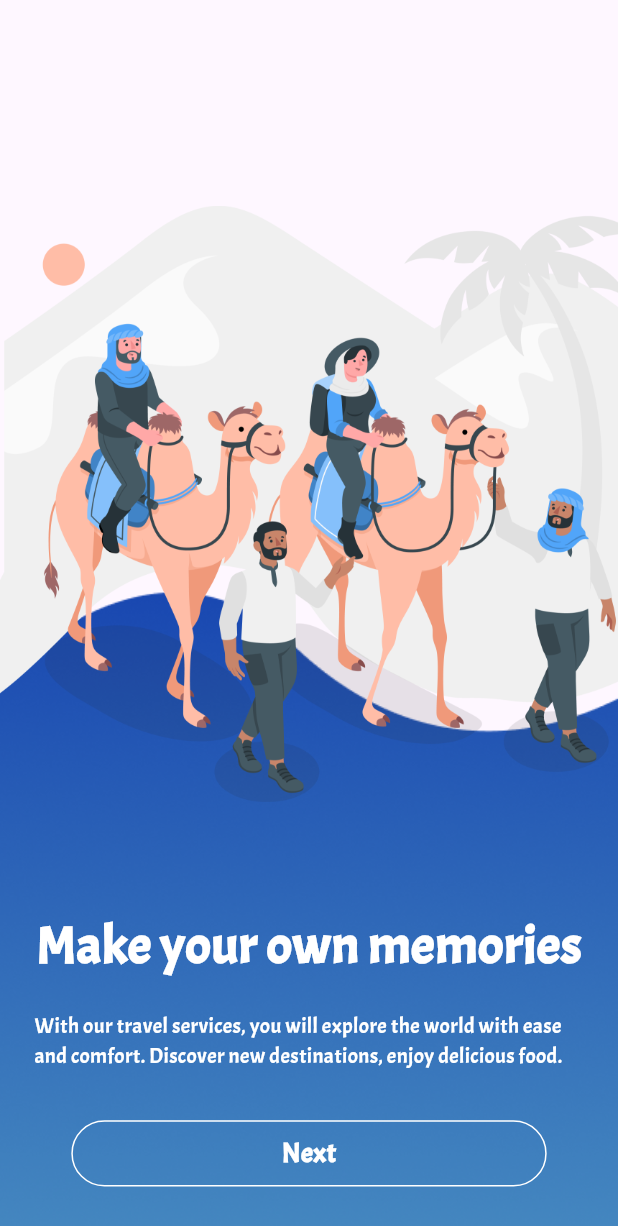
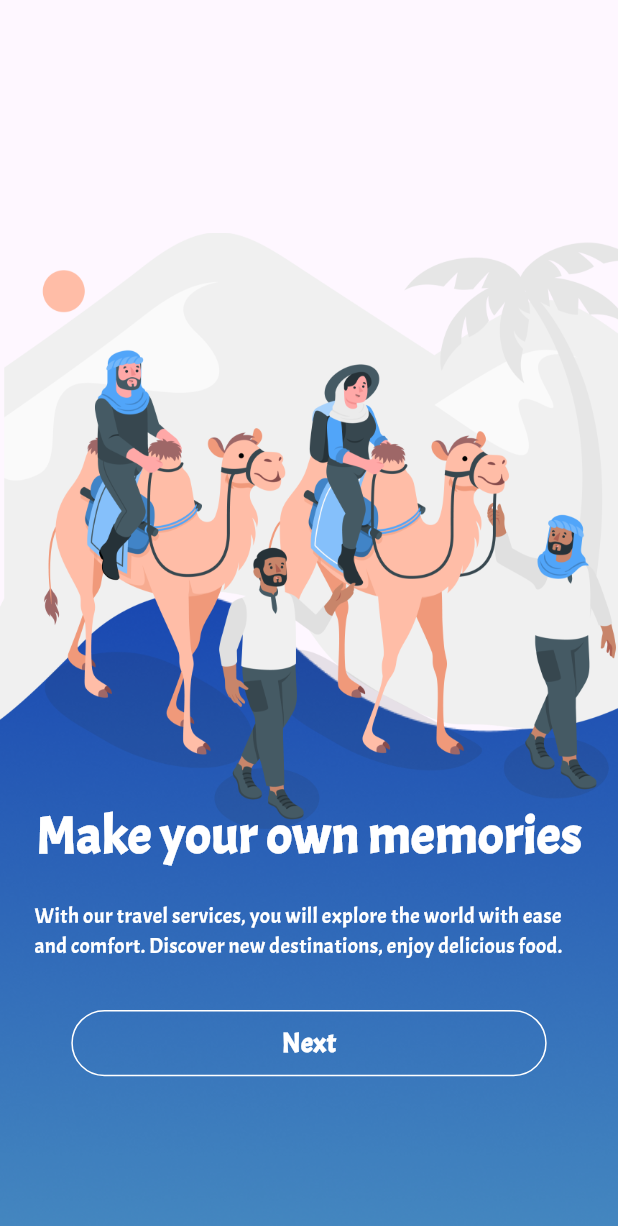
Before and after one commit to MrMeligy/JourniJots-main, a Flutter app: the screen it shows after launch, after a tap on "Next", on a phone screen of 412 x 824 dp. Shown: the top 1226 px of the screen. Run offline on Flutter 3.47's test engine with Material 3 defaults, Android fonts, the light colour scheme and no system bars; our stand-ins replace flutter_screenutil, flutter_svg.

Commit message:
add onboarding animation

```diff
--- a/lib/core/routes/app_routing.dart
+++ b/lib/core/routes/app_routing.dart
@@ -1,6 +1,5 @@
 import 'package:flutter/material.dart';
 import 'package:journijots/core/routes/routes.dart';
-import 'package:journijots/core/utils/shared_screen/shared_screen.dart';
 import 'package:journijots/features/auth/presentation/screens/login_screen.dart';
 import 'package:journijots/features/auth/presentation/screens/sign_up_screen.dart';
 import 'package:journijots/features/explore/presentation/screens/explore_screen.dart';
--- a/lib/core/utils/text_styles.dart
+++ b/lib/core/utils/text_styles.dart
@@ -10,7 +10,7 @@ class TextStyles {
   );
   static TextStyle font16Blue = TextStyle(
     fontSize: 16.sp,
-    color: const Color(0xff2052B3),
+    color: kprimarycolor,
   );
   static TextStyle font40WhiteBold = TextStyle(
     fontSize: 40.sp,
--- a/lib/features/onboarding/presentation/screens/onboarding1.dart
+++ b/lib/features/onboarding/presentation/screens/onboarding1.dart
@@ -1,5 +1,6 @@
 import 'package:flutter/material.dart';
 import 'package:journijots/features/onboarding/presentation/screens/widgets/onboarding1_body.dart';
+import 'package:journijots/features/onboarding/presentation/screens/widgets/tween_animated_amico.dart';
 
 class Onboarding1 extends StatelessWidget {
   const Onboarding1({super.key});
@@ -18,20 +19,22 @@ class Onboarding1 extends StatelessWidget {
                 top: 0,
                 left: 0,
                 right: 0,
-                child: Image.asset(
-                  'assets/images/Rectangle 27.png',
-                  fit: BoxFit.cover,
+                child: Hero(
+                  tag: 'bgonb',
+                  child: Image.asset(
+                    'assets/images/Rectangle 27.png',
+                    fit: BoxFit.cover,
+                  ),
                 ),
               ),
 
               // Amico Image
               Positioned(
-                top: height / 6,
+                top: height / 8,
                 left: 0,
                 right: 0,
-                child: Image.asset(
-                  'assets/images/amico.png',
-                  width: double.infinity,
+                child: const TweenAnimatedAmico(
+                  imageUrl: 'assets/images/amico.png',
                 ),
               ),
 
--- a/lib/features/onboarding/presentation/screens/onboarding2.dart
+++ b/lib/features/onboarding/presentation/screens/onboarding2.dart
@@ -1,6 +1,7 @@
 import 'package:flutter/material.dart';
 import 'package:flutter_screenutil/flutter_screenutil.dart';
 import 'package:journijots/features/onboarding/presentation/screens/widgets/onboarding2_body.dart';
+import 'package:journijots/features/onboarding/presentation/screens/widgets/tween_animated_amico.dart';
 
 class Onboarding2 extends StatelessWidget {
   const Onboarding2({super.key});
@@ -20,9 +21,12 @@ class Onboarding2 extends StatelessWidget {
                 bottom: -60.h,
                 left: 0,
                 right: 0,
-                child: Image.asset(
-                  'assets/images/Rectangle 27_2.png',
-                  fit: BoxFit.cover,
+                child: Hero(
+                  tag: 'bgonb',
+                  child: Image.asset(
+                    'assets/images/Rectangle 27_2.png',
+                    fit: BoxFit.cover,
+                  ),
                 ),
               ),
 
@@ -31,9 +35,8 @@ class Onboarding2 extends StatelessWidget {
                 top: height / 6,
                 left: 0,
                 right: 0,
-                child: Image.asset(
-                  'assets/images/amico2.png',
-                  width: double.infinity,
+                child: const TweenAnimatedAmico(
+                  imageUrl: 'assets/images/amico2.png',
                 ),
               ),
               const Onboarding2Body(),
--- a/lib/features/onboarding/presentation/screens/onboarding3.dart
+++ b/lib/features/onboarding/presentation/screens/onboarding3.dart
@@ -1,5 +1,6 @@
 import 'package:flutter/material.dart';
 import 'package:journijots/features/onboarding/presentation/screens/widgets/onboarding3_body.dart';
+import 'package:journijots/features/onboarding/presentation/screens/widgets/tween_animated_amico.dart';
 
 class Onboarding3 extends StatelessWidget {
   const Onboarding3({super.key});
@@ -18,9 +19,12 @@ class Onboarding3 extends StatelessWidget {
                 top: 0,
                 left: 0,
                 right: 0,
+                child: Hero(
+                  tag: 'bgonb',
                   child: Image.asset(
                     'assets/images/Rectangle 27.png',
                     fit: BoxFit.cover,
+                  ),
                 ),
               ),
 
@@ -29,11 +33,9 @@ class Onboarding3 extends StatelessWidget {
                   top: height / 10,
                   left: 0,
                   right: 0,
-                child: Image.asset(
-                  'assets/images/pana.png',
-                  width: double.infinity,
-                ),
-              ),
+                  child: const TweenAnimatedAmico(
+                    imageUrl: 'assets/images/pana.png',
+                  )),
 
               // Text
               const OnBoarding3Body(),
--- a/lib/features/onboarding/presentation/screens/widgets/onboarding1_body.dart
+++ b/lib/features/onboarding/presentation/screens/widgets/onboarding1_body.dart
@@ -2,7 +2,7 @@ import 'package:flutter/material.dart';
 import 'package:flutter_screenutil/flutter_screenutil.dart';
 import 'package:journijots/core/helper/extensions.dart';
 import 'package:journijots/core/routes/routes.dart';
-import 'package:journijots/core/utils/text_styles.dart';
+import 'package:journijots/core/utils/constants.dart';
 import 'package:journijots/features/onboarding/presentation/screens/widgets/onboarding_button.dart';
 
 class Onboarding1Body extends StatelessWidget {
@@ -15,21 +15,40 @@ class Onboarding1Body extends StatelessWidget {
     double hieght = MediaQuery.of(context).size.height;
     double width = MediaQuery.of(context).size.width;
     return Positioned(
-      bottom: hieght / 25,
+      top: hieght / 1.5,
       left: width / 18,
       right: width / 18,
       child: Padding(
         padding: const EdgeInsets.only(bottom: 8),
+        child: TweenAnimationBuilder(
+          tween: Tween<double>(begin: 0, end: 1),
+          duration: const Duration(seconds: 1),
+          builder: (context, value, child) {
+            return Opacity(
+              opacity: value,
+              child: Padding(
+                padding: EdgeInsets.only(bottom: value * 20),
+                child: child,
+              ),
+            );
+          },
           child: Column(
             children: [
               Text(
                 'Get ready for an unforgettable adventure',
-              style: TextStyles.font32W600Blue,
+                style: TextStyle(
+                  color: kprimarycolor,
+                  fontSize: 32.sp,
+                  fontWeight: FontWeight.w600,
+                ),
               ),
               SizedBox(height: 20.h),
               Text(
                 'With our travel services, you will explore the world with ease and comfort. Discover new destinations, enjoy delicious food.',
-              style: TextStyles.font16Blue,
+                style: TextStyle(
+                  color: kprimarycolor,
+                  fontSize: 16.sp,
+                ),
               ),
               SizedBox(height: hieght / 25),
 
@@ -43,6 +62,7 @@ class Onboarding1Body extends StatelessWidget {
             ],
           ),
         ),
+      ),
     );
   }
 }
--- a/lib/features/onboarding/presentation/screens/widgets/onboarding2_body.dart
+++ b/lib/features/onboarding/presentation/screens/widgets/onboarding2_body.dart
@@ -15,9 +15,21 @@ class Onboarding2Body extends StatelessWidget {
     double hieght = MediaQuery.of(context).size.height;
     double width = MediaQuery.of(context).size.width;
     return Positioned(
-      bottom: hieght / 25,
+      top: hieght / 1.55,
       left: width / 18,
       right: width / 18,
+      child: TweenAnimationBuilder(
+        tween: Tween<double>(begin: 0, end: 1),
+        duration: const Duration(seconds: 1),
+        builder: (context, value, child) {
+          return Opacity(
+            opacity: value,
+            child: Padding(
+              padding: EdgeInsets.only(bottom: value * 20),
+              child: child,
+            ),
+          );
+        },
         child: Column(
           children: [
             Text('Make your own memories',
@@ -40,6 +52,7 @@ class Onboarding2Body extends StatelessWidget {
             ),
           ],
         ),
+      ),
     );
   }
 }
--- a/lib/features/onboarding/presentation/screens/widgets/onboarding3_body.dart
+++ b/lib/features/onboarding/presentation/screens/widgets/onboarding3_body.dart
@@ -2,7 +2,7 @@ import 'package:flutter/material.dart';
 import 'package:flutter_screenutil/flutter_screenutil.dart';
 import 'package:journijots/core/helper/extensions.dart';
 import 'package:journijots/core/routes/routes.dart';
-import 'package:journijots/core/utils/text_styles.dart';
+import 'package:journijots/core/utils/constants.dart';
 import 'package:journijots/features/onboarding/presentation/screens/widgets/onboarding_button.dart';
 
 class OnBoarding3Body extends StatelessWidget {
@@ -15,19 +15,38 @@ class OnBoarding3Body extends StatelessWidget {
     double hieght = MediaQuery.of(context).size.height;
     double width = MediaQuery.of(context).size.width;
     return Positioned(
-      bottom: hieght / 25,
+      top: hieght / 1.5,
       left: width / 18,
       right: width / 18,
+      child: TweenAnimationBuilder(
+        tween: Tween<double>(begin: 0, end: 1),
+        duration: const Duration(seconds: 1),
+        builder: (context, value, child) {
+          return Opacity(
+            opacity: value,
+            child: Padding(
+              padding: EdgeInsets.only(bottom: value * 20),
+              child: child,
+            ),
+          );
+        },
         child: Column(
           children: [
             Text(
               'Choose your Destination',
-            style: TextStyles.font32W600Blue,
+              textAlign: TextAlign.center,
+              style: TextStyle(
+                  color: kprimarycolor,
+                  fontSize: 32.sp,
+                  fontWeight: FontWeight.w600),
             ),
             const SizedBox(height: 20),
             Text(
               'With our travel services, you will explore the world with ease and comfort. Discover new destinations, enjoy delicious food.',
-            style: TextStyles.font16Blue,
+              style: TextStyle(
+                color: kprimarycolor,
+                fontSize: 16.sp,
+              ),
             ),
             SizedBox(height: hieght / 25),
             OnBoardingButton(
@@ -47,6 +66,7 @@ class OnBoarding3Body extends StatelessWidget {
             ),
           ],
         ),
+      ),
     );
   }
 }
--- /dev/null
+++ b/lib/features/onboarding/presentation/screens/widgets/tween_animated_amico.dart
@@ -0,0 +1,30 @@
+import 'package:flutter/material.dart';
+import 'package:flutter_screenutil/flutter_screenutil.dart';
+
+class TweenAnimatedAmico extends StatelessWidget {
+  const TweenAnimatedAmico({
+    super.key,
+    required this.imageUrl,
+  });
+  final String imageUrl;
+  @override
+  Widget build(BuildContext context) {
+    return TweenAnimationBuilder(
+      tween: Tween<double>(begin: 0, end: 1),
+      duration: const Duration(milliseconds: 1000),
+      builder: (context, value, child) {
+        return Opacity(
+          opacity: value,
+          child: Padding(
+            padding: EdgeInsets.only(top: value * 20.h),
+            child: child,
+          ),
+        );
+      },
+      child: Image.asset(
+        imageUrl,
+        width: double.infinity,
+      ),
+    );
+  }
+}
```
Also changed, not shown: 129 other files. Lines whose indentation alone changed are shown as unchanged.
